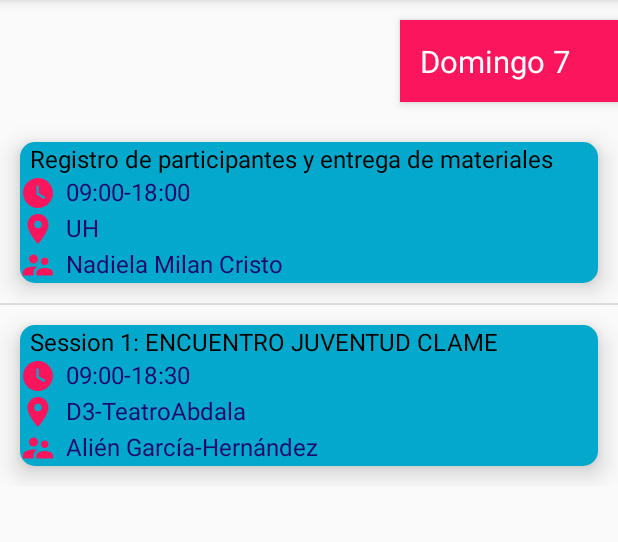
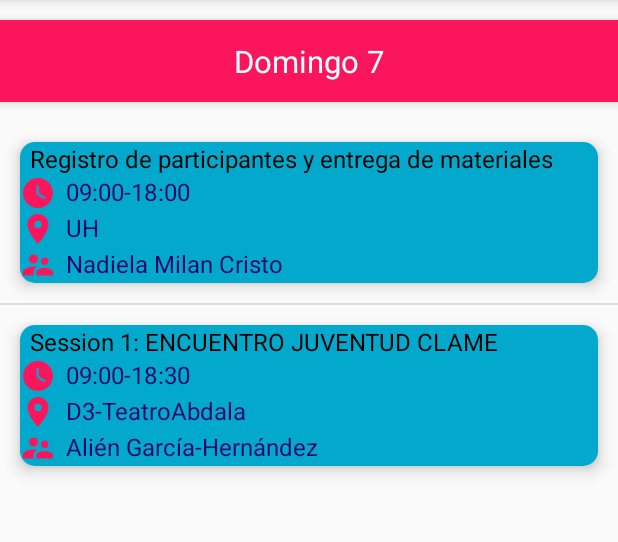
Before and after one commit to fiai-team/Relme33, an Android app: the ProgramaActivity screen opened directly, with no data from a screen before it, on a phone screen of 412 x 824 dp, the part 84-626 px from its top. Run offline under Robolectric (Android 15) with nearby library versions, the light colour scheme and no system bars; our stand-ins replace sdp/ssp sizes; network calls fail.

Commit message:
Version 1.03(Alpha2) El mapa abre en la posision y zoom correctos. Busgs reparados -Actividad Lista Buscadda retorna ala actividad Modalidades Entorno visual mejorado -Cambio del spinner que permite seleccionar dias a match parent el ancho y el texto en el medio de la pantalla

```diff
--- a/app/src/main/java/com/relme33/fiai/uci/relme33/ListaBuscadaActivity.java
+++ b/app/src/main/java/com/relme33/fiai/uci/relme33/ListaBuscadaActivity.java
@@ -60,7 +60,7 @@ public class ListaBuscadaActivity extends AppCompatActivity {
     public boolean onOptionsItemSelected(MenuItem menuItem){
         switch (menuItem.getItemId()){
             case android.R.id.home:
-                Intent intenthome = new Intent(getApplicationContext(),ProgramaActivity.class);
+                Intent intenthome = new Intent(getApplicationContext(),ModalidadesActivity.class);
                 startActivity(intenthome);
                 finish();
                 break;
--- a/app/src/main/java/com/relme33/fiai/uci/relme33/MapaActivity.java
+++ b/app/src/main/java/com/relme33/fiai/uci/relme33/MapaActivity.java
@@ -535,9 +535,8 @@ public class MapaActivity extends AppCompatActivity {
 
 
         // Map position
-
-        GeoPoint mapCenter = new GeoPoint(22.983573, -82.46565);
-        mapView.map().setMapPosition(mapCenter.getLatitude(), mapCenter.getLongitude(), 1 << 21);
+        GeoPoint mapCenter = new GeoPoint(22.987991, -82.466827);
+        mapView.map().setMapPosition(mapCenter.getLatitude(), mapCenter.getLongitude(), 1 << 15);
         loadGraphStorage();
     }
 
--- a/app/src/main/res/layout/activity_programa.xml
+++ b/app/src/main/res/layout/activity_programa.xml
@@ -15,7 +15,7 @@
         android:layout_gravity="end"
         android:background="@color/colorPrimary"
         android:id="@+id/spiner_dias"
-        android:layout_width="wrap_content"
+        android:layout_width="match_parent"
         android:layout_height="wrap_content"
         android:layout_marginTop="@dimen/_10sdp"
         android:elevation="4dp">
--- a/app/src/main/res/layout/activity_splash.xml
+++ b/app/src/main/res/layout/activity_splash.xml
@@ -14,7 +14,7 @@
         <ImageView
             android:layout_width="wrap_content"
             android:layout_height="wrap_content"
-            android:src="@drawable/icono"/>
+            android:src="@drawable/imagen_relme_splash"/>
     </LinearLayout>
     <LinearLayout
         android:layout_width="match_parent"
--- a/app/src/main/res/layout/elemento_lista_programa.xml
+++ b/app/src/main/res/layout/elemento_lista_programa.xml
@@ -13,7 +13,7 @@
         android:gravity="center_vertical"
         android:background="@drawable/background_elemento_lista"
         android:orientation="vertical"
-        android:elevation="10dp"
+        android:elevation="6dp"
         android:layout_marginTop="@dimen/_10sdp"
         android:layout_marginBottom="@dimen/_10sdp"
 
--- a/app/src/main/res/layout/estilo_seleccion_dias.xml
+++ b/app/src/main/res/layout/estilo_seleccion_dias.xml
@@ -5,7 +5,8 @@
     android:textSize="@dimen/_16sdp"
     android:textColor="@color/blanco"
     android:background="@color/colorAccent"
-    android:padding="@dimen/_10sdp">
-    >
+    android:padding="@dimen/_10sdp"
+    android:textAlignment="center">
+
 
 </TextView>
--- a/app/src/main/res/values/strings.xml
+++ b/app/src/main/res/values/strings.xml
@@ -28,7 +28,7 @@
 
     <string name="sitio_uci">https://www.uci.cu</string>
     <string name="footer_icono"> ©2019 FIAI-UCI</string>
-    <string name="version">Versión 1.02 alpha1</string>
+    <string name="version">Versión 1.03 alpha2</string>
     <string name="autores">Jefe de Proyecto\nYor Alex Remond Recio\nDesarrollo\nEddy Yoel Fresno Hernández\nJaime Alan Gutiérrez Cruz</string>
 
     <string name="name_persona_1">Dr.C. Miriam Nicado</string>
```
Also changed, not shown: app/src/main/res/drawable-hdpi/imagen_relme_splash.png (added), app/src/main/res/drawable-mdpi/imagen_relme_splash.png (added), app/src/main/res/drawable-xhdpi/imagen_relme_splash.png (added), app/src/main/res/drawable-xxhdpi/imagen_relme_splash.png (added), app/src/main/res/drawable-xxxhdpi/imagen_relme_splash.png (added).
